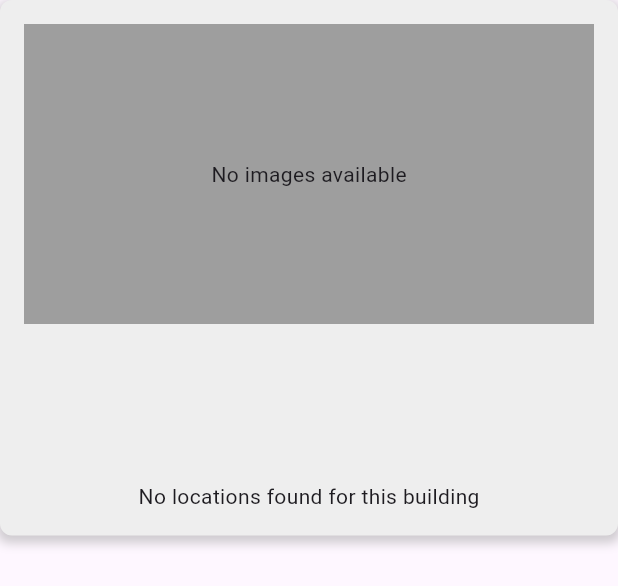
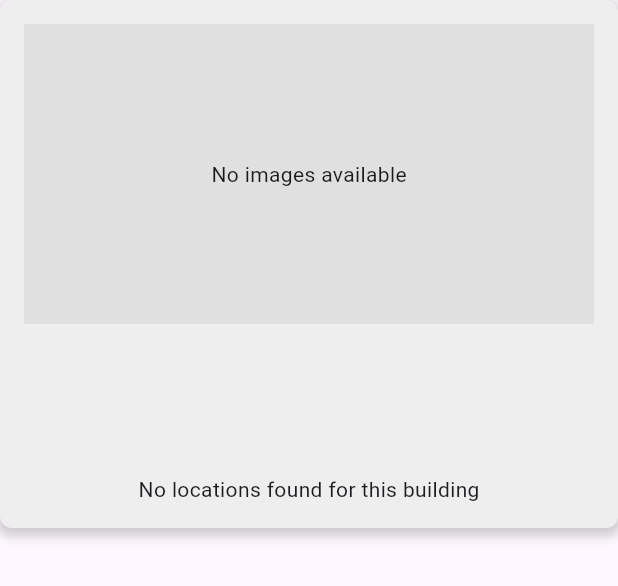
Before and after one commit to Syrichtta/WebUnicamp, a Flutter app: the BuildingDetailsWidget widget shown alone on an empty page, opened directly with empty values, on a phone screen of 412 x 824 dp. Shown: the top 586 px of the screen. Run offline on Flutter 3.47's test engine with Material 3 defaults, Android fonts, the phone set to English and light mode, and no system bars; our stand-ins replace carousel_slider, cloud_firestore, firebase_auth, firebase_core, flutter_dotenv, google_fonts and 1 more; missing offline and left inert: image_network; accounts and stored records are empty.

Commit message:
handled ccfc title overflow

```diff
--- a/webunicamp/lib/src/screens/buildingscreen.dart
+++ b/webunicamp/lib/src/screens/buildingscreen.dart
@@ -27,7 +27,6 @@ class _BuildingDetailsWidgetState extends State<BuildingDetailsWidget> {
   @override
   void initState() {
     super.initState();
-    // Fetch locations when the widget is initialized
     _locationsFuture = _fetchLocations();
   }
 
@@ -59,13 +58,12 @@ class _BuildingDetailsWidgetState extends State<BuildingDetailsWidget> {
         child: Column(
           crossAxisAlignment: CrossAxisAlignment.start,
           children: [
-            // Carousel for images
+            // Image Carousel
             if (widget.photoURLs.isNotEmpty)
               AspectRatio(
                 aspectRatio: 16 / 9,
                 child: CarouselSlider(
                   options: CarouselOptions(
-                    height: double.infinity,
                     viewportFraction: 1.0,
                     enlargeCenterPage: false,
                     autoPlay: true,
@@ -77,6 +75,9 @@ class _BuildingDetailsWidgetState extends State<BuildingDetailsWidget> {
                       child: Image.network(
                         url,
                         fit: BoxFit.cover,
+                        errorBuilder: (_, __, ___) => const Center(
+                          child: Icon(Icons.broken_image),
+                        ),
                       ),
                     );
                   }).toList(),
@@ -85,20 +86,19 @@ class _BuildingDetailsWidgetState extends State<BuildingDetailsWidget> {
             else
               Container(
                 height: 200,
-                color: Colors.grey,
+                color: Colors.grey[300],
                 child: const Center(
                   child: Text('No images available'),
                 ),
               ),
+
             const SizedBox(height: 16),
 
-            // Building name and description
-            Row(
-              mainAxisAlignment: MainAxisAlignment.center,
-              children: [
-                Text(
+            // Building Name
+            Center(
+              child: Text(
+                widget.name,
                 textAlign: TextAlign.center,
-                  widget.name,
                 style: GoogleFonts.poppins(
                   textStyle: const TextStyle(
                     fontSize: 28,
@@ -106,22 +106,27 @@ class _BuildingDetailsWidgetState extends State<BuildingDetailsWidget> {
                   ),
                 ),
               ),
-              ],
             ),
+
+            const SizedBox(height: 8),
+
+            // Description
             Padding(
-              padding: const EdgeInsets.all(16.0),
+              padding: const EdgeInsets.symmetric(horizontal: 16.0),
               child: Text(
                 widget.description,
                 style: GoogleFonts.poppins(
                   textStyle: const TextStyle(
-                    fontSize: 12,
+                    fontSize: 14,
                     fontWeight: FontWeight.w400,
                   ),
                 ),
               ),
             ),
 
-            // Locations List using Wrap widget
+            const SizedBox(height: 16),
+
+            // Locations List
             FutureBuilder<List<DocumentSnapshot>>(
               future: _locationsFuture,
               builder: (context, snapshot) {
@@ -142,8 +147,8 @@ class _BuildingDetailsWidgetState extends State<BuildingDetailsWidget> {
                 final locations = snapshot.data!;
 
                 return Wrap(
-                  spacing: 12.0, // Horizontal space between cards
-                  runSpacing: 12.0, // Vertical space between cards
+                  spacing: 12.0, // Horizontal spacing
+                  runSpacing: 12.0, // Vertical spacing
                   children: locations.map((document) {
                     final locationData =
                         document.data() as Map<String, dynamic>;
@@ -163,13 +168,8 @@ class _BuildingDetailsWidgetState extends State<BuildingDetailsWidget> {
                           context: context,
                           isScrollControlled: true,
                           backgroundColor: Colors.transparent,
-                          builder: (BuildContext context) {
-                            final screenHeight =
-                                MediaQuery.of(context).size.height;
-
+                          builder: (_) {
                             return Container(
-                              height: screenHeight *
-                                  0.75, // Adjust height as needed
                               padding: const EdgeInsets.all(16),
                               decoration: const BoxDecoration(
                                 color: Colors.white,
@@ -179,9 +179,8 @@ class _BuildingDetailsWidgetState extends State<BuildingDetailsWidget> {
                               ),
                               child: LocationDetailsWidget(
                                 name: locationName,
-                                building:
-                                    locationData['Building'] ?? 'no Building',
-                                email: locationData['Email'] ?? 'no email',
+                                building: locationData['Building'] ?? 'Unknown',
+                                email: locationData['Email'] ?? 'No email',
                                 description: locationData['Description'] ??
                                     'No Description Available',
                                 photoURLs:
```
Lines whose indentation alone changed are shown as unchanged.
